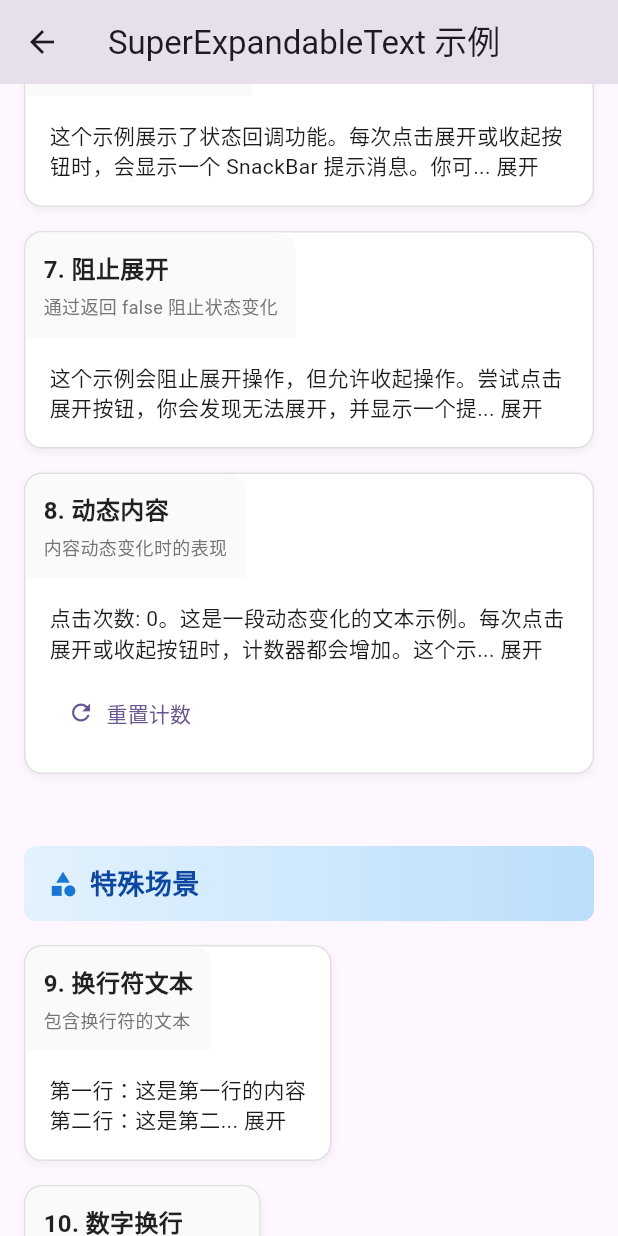
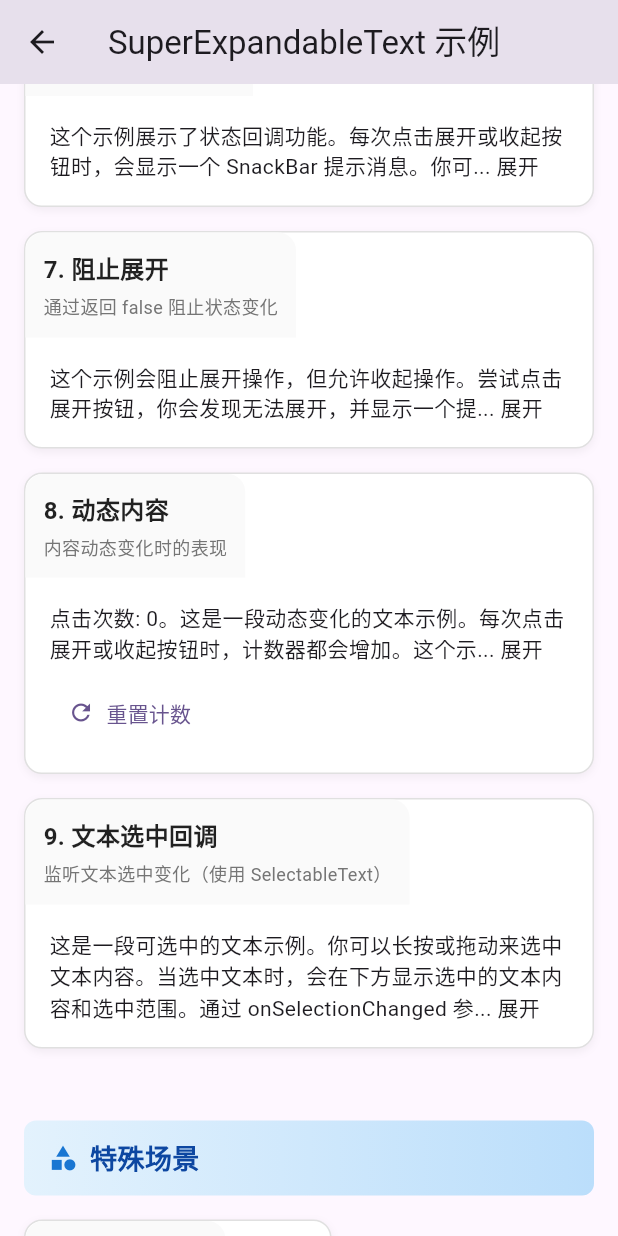
Before and after one commit to chdown/super_widget, a Flutter app: the SuperExpandableTextExample screen opened by its route, scrolled down 1152 dp, on a phone screen of 412 x 824 dp. Run offline on Flutter 3.47's test engine with Material 3 defaults, Android fonts, the phone set to English and light mode, and no system bars; our stand-ins replace extended_image; statements that could not run were skipped.

Commit message:
feat(super_expandable_text): 添加文本选中回调功能，支持复制文本内容

```diff
--- a/example/lib/super_expandable_text_example.dart
+++ b/example/lib/super_expandable_text_example.dart
@@ -11,6 +11,8 @@ class SuperExpandableTextExample extends StatefulWidget {
 
 class _SuperExpandableTextExampleState extends State<SuperExpandableTextExample> {
   int _clickCount = 0;
+  String _selectedText = '';
+  TextSelection? _textSelection;
 
   @override
   Widget build(BuildContext context) {
@@ -250,13 +252,62 @@ class _SuperExpandableTextExampleState extends State<SuperExpandableTextExample>
               ),
             ),
 
+            _buildExample(
+              title: '9. 文本选中回调',
+              description: '监听文本选中变化（使用 SelectableText）',
+              child: Column(
+                crossAxisAlignment: CrossAxisAlignment.start,
+                children: [
+                  SuperExpandableText(
+                    text: '这是一段可选中的文本示例。你可以长按或拖动来选中文本内容。当选中文本时，会在下方显示选中的文本内容和选中范围。通过 onSelectionChanged 参数，组件会自动使用 SelectableText 替代 RichText，支持文本选中功能。这个功能适用于需要用户能够复制或分享文本内容的场景。',
+                    maxLines: 3,
+                    builder: (textSpan) {
+                      return SelectableText.rich(
+                        textSpan,
+                      );
+                    },
+                  ),
+                  if (_textSelection != null && _textSelection!.start != _textSelection!.end)
+                    Container(
+                      margin: const EdgeInsets.only(top: 12),
+                      padding: const EdgeInsets.all(12),
+                      decoration: BoxDecoration(
+                        color: Colors.blue.shade50,
+                        borderRadius: BorderRadius.circular(8),
+                        border: Border.all(color: Colors.blue.shade200),
+                      ),
+                      child: Column(
+                        crossAxisAlignment: CrossAxisAlignment.start,
+                        children: [
+                          Text(
+                            '选中范围: ${_textSelection!.start} - ${_textSelection!.end}',
+                            style: TextStyle(
+                              fontSize: 12,
+                              color: Colors.blue.shade700,
+                            ),
+                          ),
+                          const SizedBox(height: 8),
+                          Text(
+                            '选中内容: $_selectedText',
+                            style: const TextStyle(
+                              fontSize: 14,
+                              fontWeight: FontWeight.w500,
+                            ),
+                          ),
+                        ],
+                      ),
+                    ),
+                ],
+              ),
+            ),
+
             const SizedBox(height: 32),
 
             // ==================== 特殊场景 ====================
             _buildCategory('特殊场景'),
 
             _buildExample(
-              title: '9. 换行符文本',
+              title: '10. 换行符文本',
               description: '包含换行符的文本',
               child: const SuperExpandableText(
                 text: '第一行：这是第一行的内容\n第二行：这是第二行的内容\n第三行：这是第三行的内容\n第四行：这是第四行的内容\n第五行：这是第五行的内容',
@@ -265,7 +316,7 @@ class _SuperExpandableTextExampleState extends State<SuperExpandableTextExample>
             ),
 
             _buildExample(
-              title: '10. 数字换行',
+              title: '11. 数字换行',
               description: '1\\n2\\n3\\n... 形式的文本',
               child: const SuperExpandableText(
                 text: '1\n2\n3\n4\n5\n6\n7\n8\n9\n10',
@@ -274,7 +325,7 @@ class _SuperExpandableTextExampleState extends State<SuperExpandableTextExample>
             ),
 
             _buildExample(
-              title: '11. 富文本换行',
+              title: '12. 富文本换行',
               description: '富文本中包含换行符',
               child: SuperExpandableText(
                 text: '',
@@ -305,7 +356,7 @@ class _SuperExpandableTextExampleState extends State<SuperExpandableTextExample>
             _buildCategory('边界情况'),
 
             _buildExample(
-              title: '12. 短文本',
+              title: '13. 短文本',
               description: '不需要展开的短文本',
               child: const SuperExpandableText(
                 text: '这是短文本。',
@@ -314,7 +365,7 @@ class _SuperExpandableTextExampleState extends State<SuperExpandableTextExample>
             ),
 
             _buildExample(
-              title: '13. 空文本',
+              title: '14. 空文本',
               description: '文本为空字符串',
               child: const SuperExpandableText(
                 text: '',
@@ -323,7 +374,7 @@ class _SuperExpandableTextExampleState extends State<SuperExpandableTextExample>
             ),
 
             _buildExample(
-              title: '14. 样式继承',
+              title: '15. 样式继承',
               description: '继承父级 DefaultTextStyle',
               child: const DefaultTextStyle(
                 style: TextStyle(
@@ -339,7 +390,7 @@ class _SuperExpandableTextExampleState extends State<SuperExpandableTextExample>
             ),
 
             _buildExample(
-              title: '15. 不同 maxLines',
+              title: '16. 不同 maxLines',
               description: 'maxLines = 1',
               child: const SuperExpandableText(
                 text: '这是一段测试文本，maxLines 设置为 1，所以只会显示一行。',
@@ -348,7 +399,7 @@ class _SuperExpandableTextExampleState extends State<SuperExpandableTextExample>
             ),
 
             _buildExample(
-              title: '16. 默认展开',
+              title: '17. 默认展开',
               description: '初始状态为展开状态',
               child: const SuperExpandableText(
                 text: '这个示例默认就是展开状态。通过设置 expanded: true 参数，可以让文本在初始加载时就显示完整内容，而不是截断状态。用户可以点击收起按钮将文本折叠。这个功能适用于重要信息需要默认展示的场景。',
--- a/lib/src/super_expandable_text.dart
+++ b/lib/src/super_expandable_text.dart
@@ -4,6 +4,16 @@ import 'package:flutter/material.dart';
 
 /// 简化版可展开文本组件
 /// 支持展开/收起功能，支持外部富文本控制
+///
+/// 如果需要复制功能，通过 [builder] 方法进行构造，eg:
+// SuperExpandableText(
+//   text: '这是一段可选中的文本示例。你可以长按或拖动来选中文本内容。当选中文本时，会在下方显示选中的文本内容和选中范围。通过 onSelectionChanged 参数，组件会自动使用 SelectableText 替代 RichText，支持文本选中功能。这个功能适用于需要用户能够复制或分享文本内容的场景。',
+//   maxLines: 3,
+//   builder: (textSpan) {
+//     return SelectableText.rich(textSpan);
+//   },
+// )
+///
 class SuperExpandableText extends StatefulWidget {
   const SuperExpandableText({
     super.key,
@@ -16,6 +26,7 @@ class SuperExpandableText extends StatefulWidget {
     this.collapseStyle,
     this.onExpanded,
     this.richTextSpans,
+    this.builder,
   });
 
   /// 文本内容
@@ -44,6 +55,10 @@ class SuperExpandableText extends StatefulWidget {
 
   /// 富文本片段列表
   final List<TextSpan>? richTextSpans;
+
+  /// 构造方法
+  /// [endOffset] 截断是返回
+  final Widget Function(TextSpan textSpan,int? endOffset)? builder;
 
   @override
   State<SuperExpandableText> createState() => _SuperExpandableTextState();
@@ -127,13 +142,14 @@ class _SuperExpandableTextState extends State<SuperExpandableText> {
 
         // 判断是否需要截断
         TextSpan textSpan;
+        int? endOffset;
         if (textPainter.didExceedMaxLines) {
           // 需要截断
           final position = textPainter.getPositionForOffset(Offset(
             textSize.width - linkSize.width,
             textSize.height,
           ));
-          final endOffset = textPainter.getOffsetBefore(position.offset) ?? 0;
+          endOffset = textPainter.getOffsetBefore(position.offset) ?? 0;
 
           if (_expanded) {
             // 已展开：显示全部内容 + 收起按钮
@@ -175,7 +191,9 @@ class _SuperExpandableTextState extends State<SuperExpandableText> {
           }
         }
 
-        return RichText(
+        return widget.builder != null
+            ? widget.builder!(textSpan, endOffset)
+            : RichText(
                 text: textSpan,
                 softWrap: true,
                 textDirection: textDirection,
```
Lines whose indentation alone changed are shown as unchanged.
